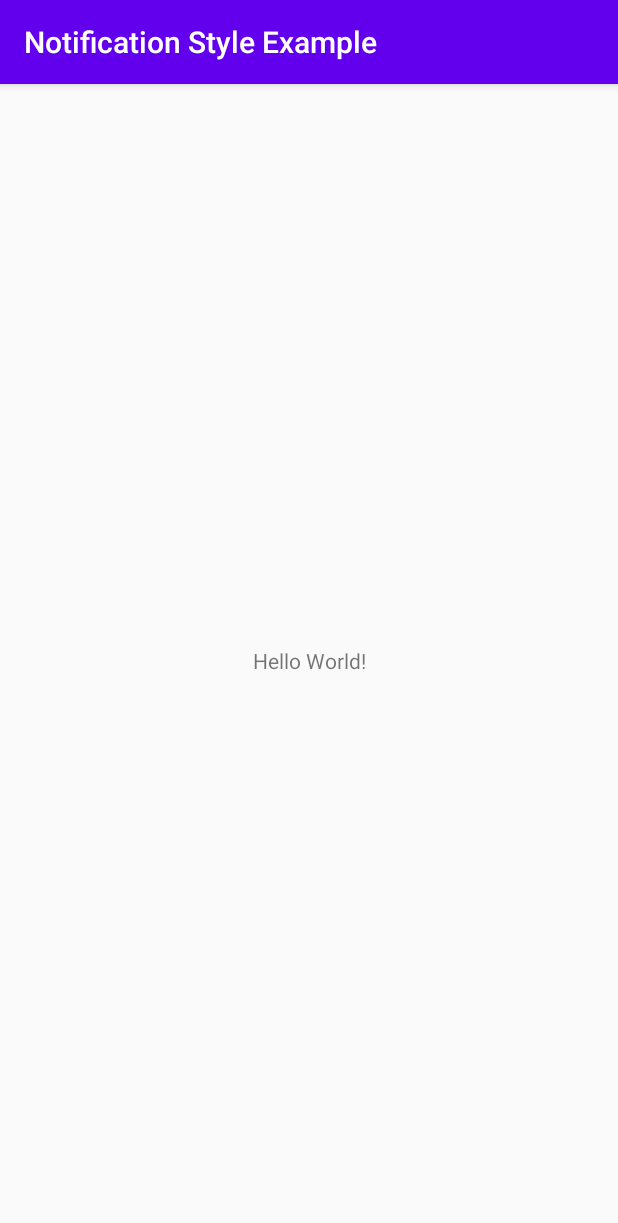
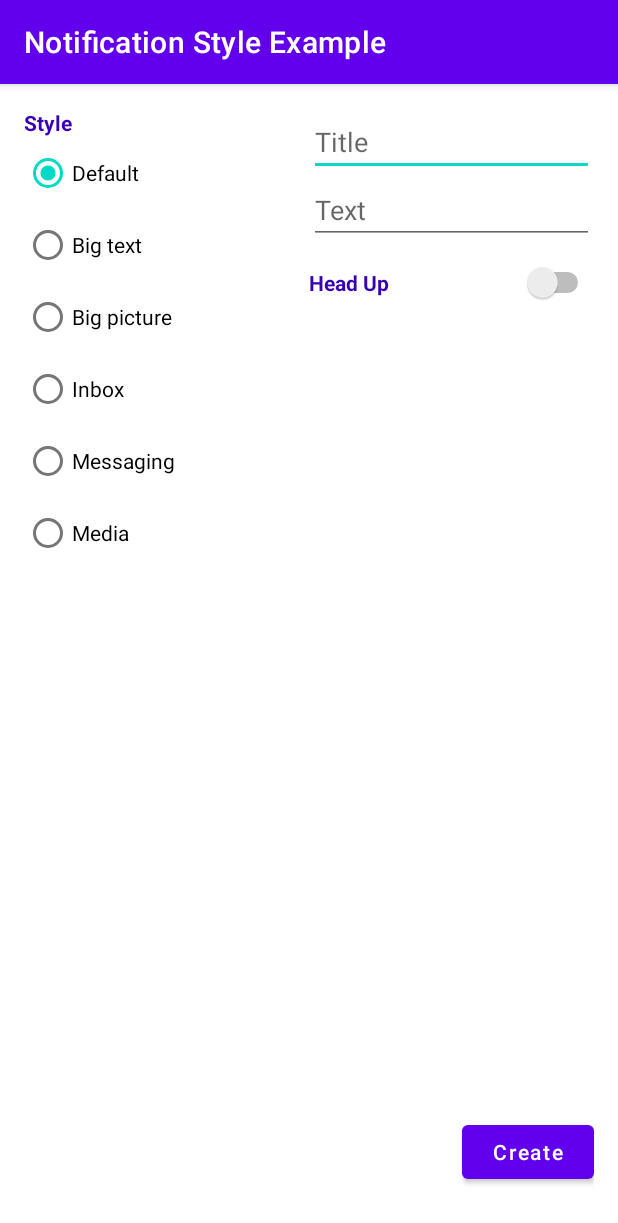
Before and after one commit to thkim9373/NotificationStyleExample, an Android app: the screen it shows after launch (MainActivity), on a phone screen of 412 x 824 dp. Shown: the top 1223 px of the screen. Run offline under Robolectric (Android 15) with nearby library versions, the phone set to English and light mode, and no system bars; our stand-ins replace data binding; pictures from the network do not load.

```diff
--- a/app/src/main/AndroidManifest.xml
+++ b/app/src/main/AndroidManifest.xml
@@ -1,6 +1,9 @@
 <?xml version="1.0" encoding="utf-8"?>
 <manifest xmlns:android="http://schemas.android.com/apk/res/android"
     package="com.hoony.notificationstyleexample">
+
+    <uses-permission android:name="android.permission.INTERNET" />
+    <uses-permission android:name="android.permission.USE_FULL_SCREEN_INTENT" />
 
     <application
         android:allowBackup="true"
@@ -9,7 +12,7 @@
         android:roundIcon="@mipmap/ic_launcher_round"
         android:supportsRtl="true"
         android:theme="@style/AppTheme">
-        <activity android:name=".MainActivity">
+        <activity android:name=".activity.MainActivity">
             <intent-filter>
                 <action android:name="android.intent.action.MAIN" />
 
--- a/app/src/main/java/com/hoony/notificationstyleexample/MainActivity.kt
+++ /dev/null
@@ -1,11 +0,0 @@
-package com.hoony.notificationstyleexample
-
-import androidx.appcompat.app.AppCompatActivity
-import android.os.Bundle
-
-class MainActivity : AppCompatActivity() {
-    override fun onCreate(savedInstanceState: Bundle?) {
-        super.onCreate(savedInstanceState)
-        setContentView(R.layout.activity_main)
-    }
-}
--- /dev/null
+++ b/app/src/main/java/com/hoony/notificationstyleexample/fragment/MessagingFragment.kt
@@ -0,0 +1,26 @@
+package com.hoony.notificationstyleexample.fragment
+
+import android.os.Bundle
+import android.view.LayoutInflater
+import android.view.View
+import android.view.ViewGroup
+import androidx.databinding.DataBindingUtil
+import androidx.fragment.app.Fragment
+import com.hoony.notificationstyleexample.R
+import com.hoony.notificationstyleexample.databinding.FragmentMessageBinding
+
+class MessagingFragment : Fragment() {
+
+    private lateinit var binding: FragmentMessageBinding
+
+    override fun onCreateView(
+        inflater: LayoutInflater,
+        container: ViewGroup?,
+        savedInstanceState: Bundle?
+    ): View? {
+        binding = DataBindingUtil.inflate(inflater, R.layout.fragment_message, container, false)
+        return binding.root
+    }
+
+    fun isInlineSwitchChecked(): Boolean = binding.inLineSwitch.isChecked
+}
--- a/app/src/main/res/layout/activity_main.xml
+++ b/app/src/main/res/layout/activity_main.xml
@@ -1,18 +1,146 @@
 <?xml version="1.0" encoding="utf-8"?>
-<androidx.constraintlayout.widget.ConstraintLayout xmlns:android="http://schemas.android.com/apk/res/android"
+<layout xmlns:android="http://schemas.android.com/apk/res/android"
     xmlns:app="http://schemas.android.com/apk/res-auto"
     xmlns:tools="http://schemas.android.com/tools"
+    tools:ignore="HardcodedText">
+
+    <data>
+
+    </data>
+
+    <androidx.constraintlayout.widget.ConstraintLayout
+        android:id="@+id/container"
         android:layout_width="match_parent"
         android:layout_height="match_parent"
-    tools:context=".MainActivity">
+        android:padding="16dp"
+        tools:context=".notification.NotificationActivity">
 
         <TextView
+            android:id="@+id/viewStyle"
             android:layout_width="wrap_content"
             android:layout_height="wrap_content"
-        android:text="Hello World!"
-        app:layout_constraintBottom_toBottomOf="parent"
-        app:layout_constraintLeft_toLeftOf="parent"
-        app:layout_constraintRight_toRightOf="parent"
+            android:text="Style"
+            android:textColor="@color/colorPrimaryDark"
+            android:textStyle="bold"
+            app:layout_constraintStart_toStartOf="parent"
             app:layout_constraintTop_toTopOf="parent" />
 
+        <RadioGroup
+            android:id="@+id/styleGroup"
+            android:layout_width="wrap_content"
+            android:layout_height="wrap_content"
+            android:checkedButton="@+id/defaultStyle"
+            android:orientation="vertical"
+            app:layout_constraintStart_toStartOf="@+id/viewStyle"
+            app:layout_constraintTop_toBottomOf="@+id/viewStyle">
+
+            <RadioButton
+                android:id="@+id/defaultStyle"
+                android:layout_width="wrap_content"
+                android:layout_height="wrap_content"
+                android:text="Default" />
+
+            <RadioButton
+                android:id="@+id/bigTextStyle"
+                android:layout_width="wrap_content"
+                android:layout_height="wrap_content"
+                android:text="Big text" />
+
+            <RadioButton
+                android:id="@+id/bigPictureStyle"
+                android:layout_width="wrap_content"
+                android:layout_height="wrap_content"
+                android:text="Big picture" />
+
+            <RadioButton
+                android:id="@+id/inboxStyle"
+                android:layout_width="wrap_content"
+                android:layout_height="wrap_content"
+                android:text="Inbox" />
+
+            <RadioButton
+                android:id="@+id/messagingStyle"
+                android:layout_width="wrap_content"
+                android:layout_height="wrap_content"
+                android:text="Messaging" />
+
+            <RadioButton
+                android:id="@+id/mediaStyle"
+                android:layout_width="wrap_content"
+                android:layout_height="wrap_content"
+                android:text="Media" />
+
+        </RadioGroup>
+
+        <EditText
+            android:id="@+id/titleEdit"
+            android:layout_width="0dp"
+            android:layout_height="wrap_content"
+            android:autofillHints="Title"
+            android:hint="Title"
+            android:importantForAutofill="yes"
+            android:inputType="text"
+            app:layout_constraintEnd_toEndOf="parent"
+            app:layout_constraintStart_toStartOf="@+id/guideHorizontal50"
+            app:layout_constraintTop_toTopOf="parent" />
+
+        <EditText
+            android:id="@+id/textEdit"
+            android:layout_width="0dp"
+            android:layout_height="wrap_content"
+            android:autofillHints="Text"
+            android:hint="Text"
+            android:importantForAutofill="yes"
+            android:inputType="text"
+            app:layout_constraintEnd_toEndOf="parent"
+            app:layout_constraintStart_toStartOf="@+id/guideHorizontal50"
+            app:layout_constraintTop_toBottomOf="@+id/titleEdit" />
+
+        <TextView
+            android:id="@+id/headUpText"
+            android:layout_width="wrap_content"
+            android:layout_height="wrap_content"
+            android:layout_marginTop="16dp"
+            android:text="Head Up"
+            android:textColor="@color/colorPrimaryDark"
+            android:textStyle="bold"
+            app:layout_constraintStart_toEndOf="@id/guideHorizontal50"
+            app:layout_constraintTop_toBottomOf="@id/textEdit" />
+
+        <Switch
+            android:id="@+id/headUpSwitch"
+            android:layout_width="wrap_content"
+            android:layout_height="wrap_content"
+            app:layout_constraintBottom_toBottomOf="@+id/headUpText"
+            app:layout_constraintEnd_toEndOf="parent"
+            app:layout_constraintTop_toTopOf="@+id/headUpText" />
+
+        <androidx.constraintlayout.widget.Guideline
+            android:id="@+id/guideHorizontal50"
+            android:layout_width="wrap_content"
+            android:layout_height="wrap_content"
+            android:orientation="vertical"
+            app:layout_constraintGuide_percent="0.5" />
+
+        <FrameLayout
+            android:id="@+id/customItemLayout"
+            android:layout_width="0dp"
+            android:layout_height="0dp"
+            android:layout_marginTop="16dp"
+            app:layout_constraintBottom_toTopOf="@+id/create"
+            app:layout_constraintEnd_toEndOf="parent"
+            app:layout_constraintStart_toStartOf="parent"
+            app:layout_constraintTop_toBottomOf="@+id/styleGroup" />
+
+        <com.google.android.material.button.MaterialButton
+            android:id="@+id/create"
+            android:layout_width="wrap_content"
+            android:layout_height="wrap_content"
+            android:layout_marginBottom="16dp"
+            android:text="Create"
+            android:textAllCaps="false"
+            app:layout_constraintBottom_toBottomOf="parent"
+            app:layout_constraintEnd_toEndOf="parent" />
+
     </androidx.constraintlayout.widget.ConstraintLayout>
+</layout>
--- a/app/src/main/res/values/styles.xml
+++ b/app/src/main/res/values/styles.xml
@@ -1,6 +1,6 @@
 <resources>
     <!-- Base application theme. -->
-    <style name="AppTheme" parent="Theme.AppCompat.Light.DarkActionBar">
+    <style name="AppTheme" parent="Theme.MaterialComponents.Light.DarkActionBar">
         <!-- Customize your theme here. -->
         <item name="colorPrimary">@color/colorPrimary</item>
         <item name="colorPrimaryDark">@color/colorPrimaryDark</item>
```
Also changed, not shown: app/build.gradle (+15 -0 lines), app/src/main/java/com/hoony/notificationstyleexample/activity/MainActivity.kt (added, +135 -0 lines), app/src/main/java/com/hoony/notificationstyleexample/fragment/BigPictureFragment.kt (added, +58 -0 lines), app/src/main/java/com/hoony/notificationstyleexample/fragment/BigTextFragment.kt (added, +45 -0 lines), app/src/main/java/com/hoony/notificationstyleexample/notification/NotificationHelper.kt (added, +168 -0 lines), app/src/main/java/com/hoony/notificationstyleexample/util/VersionUtil.kt (added, +11 -0 lines), app/src/main/res/layout/fragment_big_picture.xml (added, +35 -0 lines), app/src/main/res/layout/fragment_big_text.xml (added, +26 -0 lines), app/src/main/res/layout/fragment_message.xml (added, +31 -0 lines), build.gradle (+6 -1 lines), app/src/main/res/drawable/bird.png (added), app/src/main/res/drawable/deer.png (added), app/src/main/res/drawable/lion.png (added). Lines whose indentation alone changed are shown as unchanged.
